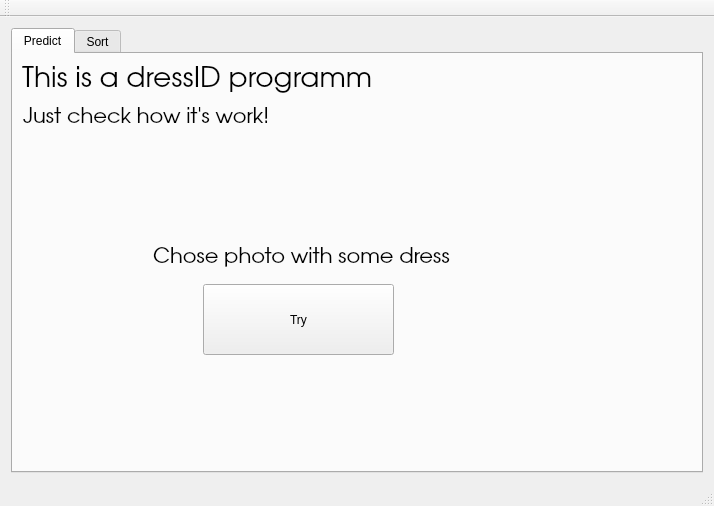
The window that dressid_gui/dressid_gui/model_main.ui (DressID/dressfinder) describes before a commit, drawn with Qt 5.
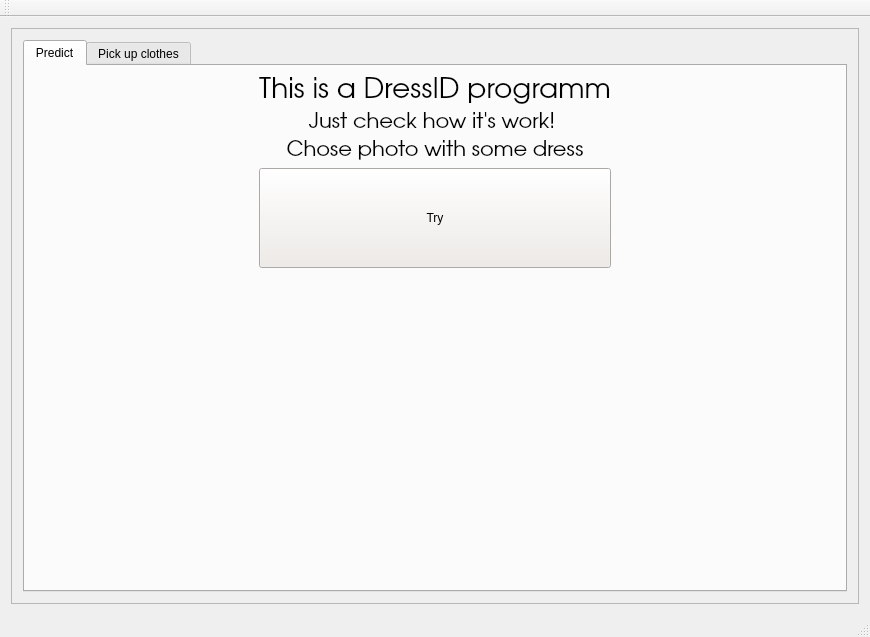
The same window after the commit. The open tabs and pages were chosen to show the change.

What changed in the file:
```diff
--- a/dressid_gui/dressid_gui/model_main.ui
+++ b/dressid_gui/dressid_gui/model_main.ui
@@ -6,222 +6,886 @@
    <rect>
     <x>0</x>
     <y>0</y>
-    <width>714</width>
-    <height>506</height>
+    <width>870</width>
+    <height>637</height>
    </rect>
   </property>
+  <property name="sizePolicy">
+   <sizepolicy hsizetype="Minimum" vsizetype="Minimum">
+    <horstretch>0</horstretch>
+    <verstretch>0</verstretch>
+   </sizepolicy>
+  </property>
   <property name="windowTitle">
    <string>DressID</string>
   </property>
   <widget class="QWidget" name="centralWidget">
+   <property name="enabled">
+    <bool>true</bool>
+   </property>
    <layout class="QGridLayout" name="gridLayout_2">
     <item row="0" column="0">
-     <widget class="QTabWidget" name="tabWidget">
-      <property name="currentIndex">
-       <number>1</number>
+     <widget class="QScrollArea" name="scrollArea">
+      <property name="widgetResizable">
+       <bool>true</bool>
       </property>
-      <widget class="QWidget" name="tab">
-       <attribute name="title">
-        <string>Predict</string>
-       </attribute>
-       <widget class="QLabel" name="label">
-        <property name="geometry">
-         <rect>
-          <x>9</x>
-          <y>9</y>
-          <width>352</width>
-          <height>35</height>
-         </rect>
-        </property>
-        <property name="font">
-         <font>
-          <family>URW Gothic L</family>
-          <pointsize>21</pointsize>
-         </font>
-        </property>
-        <property name="text">
-         <string>This is a dressID programm</string>
-        </property>
-       </widget>
-       <widget class="QLabel" name="label_2">
-        <property name="geometry">
-         <rect>
-          <x>10</x>
-          <y>50</y>
-          <width>254</width>
-          <height>27</height>
-         </rect>
-        </property>
-        <property name="font">
-         <font>
-          <family>URW Gothic L</family>
-          <pointsize>16</pointsize>
-         </font>
-        </property>
-        <property name="text">
-         <string>Just check how it's work! </string>
-        </property>
-        <property name="textFormat">
-         <enum>Qt::PlainText</enum>
-        </property>
-       </widget>
-       <widget class="QLabel" name="label_3">
-        <property name="geometry">
-         <rect>
-          <x>140</x>
-          <y>190</y>
-          <width>298</width>
-          <height>27</height>
-         </rect>
-        </property>
-        <property name="font">
-         <font>
-          <family>URW Gothic L</family>
-          <pointsize>16</pointsize>
-         </font>
-        </property>
-        <property name="text">
-         <string>Chose photo with some dress</string>
-        </property>
-        <property name="textFormat">
-         <enum>Qt::PlainText</enum>
-        </property>
-       </widget>
-       <widget class="QPushButton" name="btnOnePic">
-        <property name="geometry">
-         <rect>
-          <x>190</x>
-          <y>230</y>
-          <width>191</width>
-          <height>71</height>
-         </rect>
-        </property>
-        <property name="text">
-         <string>Try</string>
-        </property>
-        <property name="shortcut">
-         <string>Shift+F4</string>
-        </property>
-       </widget>
-      </widget>
-      <widget class="QWidget" name="tab_2">
-       <attribute name="title">
-        <string>Sort</string>
-       </attribute>
-       <widget class="QPushButton" name="btnSort">
-        <property name="geometry">
-         <rect>
-          <x>420</x>
-          <y>100</y>
-          <width>121</width>
-          <height>31</height>
-         </rect>
-        </property>
-        <property name="text">
-         <string>Sort!</string>
-        </property>
-       </widget>
-       <widget class="QLineEdit" name="edt1">
-        <property name="geometry">
-         <rect>
-          <x>40</x>
-          <y>100</y>
-          <width>341</width>
-          <height>31</height>
-         </rect>
-        </property>
-       </widget>
-       <widget class="QLabel" name="label_4">
-        <property name="geometry">
-         <rect>
-          <x>10</x>
-          <y>10</y>
-          <width>481</width>
-          <height>35</height>
-         </rect>
-        </property>
-        <property name="font">
-         <font>
-          <family>URW Gothic L</family>
-          <pointsize>21</pointsize>
-         </font>
-        </property>
-        <property name="text">
-         <string>Here you can sort all your clothes</string>
-        </property>
-       </widget>
-       <widget class="QLabel" name="label_5">
-        <property name="geometry">
-         <rect>
-          <x>10</x>
-          <y>50</y>
-          <width>461</width>
-          <height>27</height>
-         </rect>
-        </property>
-        <property name="font">
-         <font>
-          <family>URW Gothic L</family>
-          <pointsize>16</pointsize>
-         </font>
-        </property>
-        <property name="text">
-         <string>If you don't see the difference</string>
-        </property>
-        <property name="textFormat">
-         <enum>Qt::PlainText</enum>
-        </property>
-       </widget>
-       <widget class="QListWidget" name="lst1">
-        <property name="geometry">
-         <rect>
-          <x>10</x>
-          <y>150</y>
-          <width>111</width>
-          <height>192</height>
-         </rect>
-        </property>
-       </widget>
-       <widget class="QListWidget" name="lst2">
-        <property name="geometry">
-         <rect>
-          <x>130</x>
-          <y>150</y>
-          <width>111</width>
-          <height>192</height>
-         </rect>
-        </property>
-       </widget>
-       <widget class="QListWidget" name="lst3">
-        <property name="geometry">
-         <rect>
-          <x>250</x>
-          <y>150</y>
-          <width>111</width>
-          <height>192</height>
-         </rect>
-        </property>
-       </widget>
-       <widget class="QListWidget" name="lst4">
-        <property name="geometry">
-         <rect>
-          <x>370</x>
-          <y>150</y>
-          <width>111</width>
-          <height>192</height>
-         </rect>
-        </property>
-       </widget>
-       <widget class="QListWidget" name="lst5">
-        <property name="geometry">
-         <rect>
-          <x>490</x>
-          <y>150</y>
-          <width>111</width>
-          <height>192</height>
-         </rect>
-        </property>
-       </widget>
+      <widget class="QWidget" name="scrollAreaWidgetContents">
+       <property name="geometry">
+        <rect>
+         <x>0</x>
+         <y>0</y>
+         <width>850</width>
+         <height>556</height>
+        </rect>
+       </property>
+       <layout class="QGridLayout" name="gridLayout_4">
+        <item row="0" column="0">
+         <widget class="QTabWidget" name="tabWidget">
+          <property name="currentIndex">
+           <number>0</number>
+          </property>
+          <widget class="QWidget" name="tab">
+           <attribute name="title">
+            <string>Predict</string>
+           </attribute>
+           <layout class="QGridLayout" name="gridLayout_3">
+            <item row="5" column="1" colspan="3">
+             <layout class="QGridLayout" name="gridLayout" rowminimumheight="0">
+              <property name="sizeConstraint">
+               <enum>QLayout::SetDefaultConstraint</enum>
+              </property>
+              <property name="leftMargin">
+               <number>0</number>
+              </property>
+              <property name="topMargin">
+               <number>1</number>
+              </property>
+              <property name="horizontalSpacing">
+               <number>5</number>
+              </property>
+              <property name="verticalSpacing">
+               <number>6</number>
+              </property>
+              <item row="0" column="3">
+               <spacer name="horizontalSpacer_4">
+                <property name="orientation">
+                 <enum>Qt::Horizontal</enum>
+                </property>
+                <property name="sizeType">
+                 <enum>QSizePolicy::Fixed</enum>
+                </property>
+                <property name="sizeHint" stdset="0">
+                 <size>
+                  <width>100</width>
+                  <height>20</height>
+                 </size>
+                </property>
+               </spacer>
+              </item>
+              <item row="0" column="2">
+               <spacer name="horizontalSpacer_3">
+                <property name="orientation">
+                 <enum>Qt::Horizontal</enum>
+                </property>
+                <property name="sizeType">
+                 <enum>QSizePolicy::Fixed</enum>
+                </property>
+                <property name="sizeHint" stdset="0">
+                 <size>
+                  <width>100</width>
+                  <height>20</height>
+                 </size>
+                </property>
+               </spacer>
+              </item>
+              <item row="0" column="0">
+               <spacer name="horizontalSpacer">
+                <property name="orientation">
+                 <enum>Qt::Horizontal</enum>
+                </property>
+                <property name="sizeType">
+                 <enum>QSizePolicy::Fixed</enum>
+                </property>
+                <property name="sizeHint" stdset="0">
+                 <size>
+                  <width>100</width>
+                  <height>20</height>
+                 </size>
+                </property>
+               </spacer>
+              </item>
+              <item row="0" column="1">
+               <spacer name="horizontalSpacer_2">
+                <property name="orientation">
+                 <enum>Qt::Horizontal</enum>
+                </property>
+                <property name="sizeType">
+                 <enum>QSizePolicy::Fixed</enum>
+                </property>
+                <property name="sizeHint" stdset="0">
+                 <size>
+                  <width>100</width>
+                  <height>20</height>
+                 </size>
+                </property>
+               </spacer>
+              </item>
+              <item row="0" column="4">
+               <spacer name="horizontalSpacer_5">
+                <property name="orientation">
+                 <enum>Qt::Horizontal</enum>
+                </property>
+                <property name="sizeType">
+                 <enum>QSizePolicy::Fixed</enum>
+                </property>
+                <property name="sizeHint" stdset="0">
+                 <size>
+                  <width>100</width>
+                  <height>20</height>
+                 </size>
+                </property>
+               </spacer>
+              </item>
+             </layout>
+            </item>
+            <item row="0" column="2">
+             <widget class="QLabel" name="label">
+              <property name="font">
+               <font>
+                <family>URW Gothic L</family>
+                <pointsize>21</pointsize>
+                <weight>50</weight>
+                <bold>false</bold>
+               </font>
+              </property>
+              <property name="text">
+               <string>This is a DressID programm</string>
+              </property>
+              <property name="alignment">
+               <set>Qt::AlignCenter</set>
+              </property>
+             </widget>
+            </item>
+            <item row="0" column="3">
+             <spacer name="horizontalSpacer_7">
+              <property name="orientation">
+               <enum>Qt::Horizontal</enum>
+              </property>
+              <property name="sizeHint" stdset="0">
+               <size>
+                <width>40</width>
+                <height>20</height>
+               </size>
+              </property>
+             </spacer>
+            </item>
+            <item row="4" column="2">
+             <widget class="QPushButton" name="btnOnePic">
+              <property name="minimumSize">
+               <size>
+                <width>150</width>
+                <height>100</height>
+               </size>
+              </property>
+              <property name="baseSize">
+               <size>
+                <width>150</width>
+                <height>100</height>
+               </size>
+              </property>
+              <property name="palette">
+               <palette>
+                <active>
+                 <colorrole role="WindowText">
+                  <brush brushstyle="SolidPattern">
+                   <color alpha="255">
+                    <red>0</red>
+                    <green>0</green>
+                    <blue>0</blue>
+                   </color>
+                  </brush>
+                 </colorrole>
+                 <colorrole role="Button">
+                  <brush brushstyle="SolidPattern">
+                   <color alpha="255">
+                    <red>239</red>
+                    <green>235</green>
+                    <blue>231</blue>
+                   </color>
+                  </brush>
+                 </colorrole>
+                 <colorrole role="Light">
+                  <brush brushstyle="SolidPattern">
+                   <color alpha="255">
+                    <red>255</red>
+                    <green>255</green>
+                    <blue>255</blue>
+                   </color>
+                  </brush>
+                 </colorrole>
+                 <colorrole role="Midlight">
+                  <brush brushstyle="SolidPattern">
+                   <color alpha="255">
+                    <red>247</red>
+                    <green>245</green>
+                    <blue>243</blue>
+                   </color>
+                  </brush>
+                 </colorrole>
+                 <colorrole role="Dark">
+                  <brush brushstyle="SolidPattern">
+                   <color alpha="255">
+                    <red>119</red>
+                    <green>117</green>
+                    <blue>115</blue>
+                   </color>
+                  </brush>
+                 </colorrole>
+                 <colorrole role="Mid">
+                  <brush brushstyle="SolidPattern">
+                   <color alpha="255">
+                    <red>159</red>
+                    <green>157</green>
+                    <blue>154</blue>
+                   </color>
+                  </brush>
+                 </colorrole>
+                 <colorrole role="Text">
+                  <brush brushstyle="SolidPattern">
+                   <color alpha="255">
+                    <red>0</red>
+                    <green>0</green>
+                    <blue>0</blue>
+                   </color>
+                  </brush>
+                 </colorrole>
+                 <colorrole role="BrightText">
+                  <brush brushstyle="SolidPattern">
+                   <color alpha="255">
+                    <red>255</red>
+                    <green>255</green>
+                    <blue>255</blue>
+                   </color>
+                  </brush>
+                 </colorrole>
+                 <colorrole role="ButtonText">
+                  <brush brushstyle="SolidPattern">
+                   <color alpha="255">
+                    <red>0</red>
+                    <green>0</green>
+                    <blue>0</blue>
+                   </color>
+                  </brush>
+                 </colorrole>
+                 <colorrole role="Base">
+                  <brush brushstyle="SolidPattern">
+                   <color alpha="255">
+                    <red>255</red>
+                    <green>255</green>
+                    <blue>255</blue>
+                   </color>
+                  </brush>
+                 </colorrole>
+                 <colorrole role="Window">
+                  <brush brushstyle="SolidPattern">
+                   <color alpha="255">
+                    <red>239</red>
+                    <green>235</green>
+                    <blue>231</blue>
+                   </color>
+                  </brush>
+                 </colorrole>
+                 <colorrole role="Shadow">
+                  <brush brushstyle="SolidPattern">
+                   <color alpha="255">
+                    <red>0</red>
+                    <green>0</green>
+                    <blue>0</blue>
+                   </color>
+                  </brush>
+                 </colorrole>
+                 <colorrole role="AlternateBase">
+                  <brush brushstyle="SolidPattern">
+                   <color alpha="255">
+                    <red>247</red>
+                    <green>245</green>
+                    <blue>243</blue>
+                   </color>
+                  </brush>
+                 </colorrole>
+                 <colorrole role="ToolTipBase">
+                  <brush brushstyle="SolidPattern">
+                   <color alpha="255">
+                    <red>255</red>
+                    <green>255</green>
+                    <blue>220</blue>
+                   </color>
+                  </brush>
+                 </colorrole>
+                 <colorrole role="ToolTipText">
+                  <brush brushstyle="SolidPattern">
+                   <color alpha="255">
+                    <red>0</red>
+                    <green>0</green>
+                    <blue>0</blue>
+                   </color>
+                  </brush>
+                 </colorrole>
+                </active>
+                <inactive>
+                 <colorrole role="WindowText">
+                  <brush brushstyle="SolidPattern">
+                   <color alpha="255">
+                    <red>0</red>
+                    <green>0</green>
+                    <blue>0</blue>
+                   </color>
+                  </brush>
+                 </colorrole>
+                 <colorrole role="Button">
+                  <brush brushstyle="SolidPattern">
+                   <color alpha="255">
+                    <red>239</red>
+                    <green>235</green>
+                    <blue>231</blue>
+                   </color>
+                  </brush>
+                 </colorrole>
+                 <colorrole role="Light">
+                  <brush brushstyle="SolidPattern">
+                   <color alpha="255">
+                    <red>255</red>
+                    <green>255</green>
+                    <blue>255</blue>
+                   </color>
+                  </brush>
+                 </colorrole>
+                 <colorrole role="Midlight">
+                  <brush brushstyle="SolidPattern">
+                   <color alpha="255">
+                    <red>247</red>
+                    <green>245</green>
+                    <blue>243</blue>
+                   </color>
+                  </brush>
+                 </colorrole>
+                 <colorrole role="Dark">
+                  <brush brushstyle="SolidPattern">
+                   <color alpha="255">
+                    <red>119</red>
+                    <green>117</green>
+                    <blue>115</blue>
+                   </color>
+                  </brush>
+                 </colorrole>
+                 <colorrole role="Mid">
+                  <brush brushstyle="SolidPattern">
+                   <color alpha="255">
+                    <red>159</red>
+                    <green>157</green>
+                    <blue>154</blue>
+                   </color>
+                  </brush>
+                 </colorrole>
+                 <colorrole role="Text">
+                  <brush brushstyle="SolidPattern">
+                   <color alpha="255">
+                    <red>0</red>
+                    <green>0</green>
+                    <blue>0</blue>
+                   </color>
+                  </brush>
+                 </colorrole>
+                 <colorrole role="BrightText">
+                  <brush brushstyle="SolidPattern">
+                   <color alpha="255">
+                    <red>255</red>
+                    <green>255</green>
+                    <blue>255</blue>
+                   </color>
+                  </brush>
+                 </colorrole>
+                 <colorrole role="ButtonText">
+                  <brush brushstyle="SolidPattern">
+                   <color alpha="255">
+                    <red>0</red>
+                    <green>0</green>
+                    <blue>0</blue>
+                   </color>
+                  </brush>
+                 </colorrole>
+                 <colorrole role="Base">
+                  <brush brushstyle="SolidPattern">
+                   <color alpha="255">
+                    <red>255</red>
+                    <green>255</green>
+                    <blue>255</blue>
+                   </color>
+                  </brush>
+                 </colorrole>
+                 <colorrole role="Window">
+                  <brush brushstyle="SolidPattern">
+                   <color alpha="255">
+                    <red>239</red>
+                    <green>235</green>
+                    <blue>231</blue>
+                   </color>
+                  </brush>
+                 </colorrole>
+                 <colorrole role="Shadow">
+                  <brush brushstyle="SolidPattern">
+                   <color alpha="255">
+                    <red>0</red>
+                    <green>0</green>
+                    <blue>0</blue>
+                   </color>
+                  </brush>
+                 </colorrole>
+                 <colorrole role="AlternateBase">
+                  <brush brushstyle="SolidPattern">
+                   <color alpha="255">
+                    <red>247</red>
+                    <green>245</green>
+                    <blue>243</blue>
+                   </color>
+                  </brush>
+                 </colorrole>
+                 <colorrole role="ToolTipBase">
+                  <brush brushstyle="SolidPattern">
+                   <color alpha="255">
+                    <red>255</red>
+                    <green>255</green>
+                    <blue>220</blue>
+                   </color>
+                  </brush>
+                 </colorrole>
+                 <colorrole role="ToolTipText">
+                  <brush brushstyle="SolidPattern">
+                   <color alpha="255">
+                    <red>0</red>
+                    <green>0</green>
+                    <blue>0</blue>
+                   </color>
+                  </brush>
+                 </colorrole>
+                </inactive>
+                <disabled>
+                 <colorrole role="WindowText">
+                  <brush brushstyle="SolidPattern">
+                   <color alpha="255">
+                    <red>119</red>
+                    <green>117</green>
+                    <blue>115</blue>
+                   </color>
+                  </brush>
+                 </colorrole>
+                 <colorrole role="Button">
+                  <brush brushstyle="SolidPattern">
+                   <color alpha="255">
+                    <red>239</red>
+                    <green>235</green>
+                    <blue>231</blue>
+                   </color>
+                  </brush>
+                 </colorrole>
+                 <colorrole role="Light">
+                  <brush brushstyle="SolidPattern">
+                   <color alpha="255">
+                    <red>255</red>
+                    <green>255</green>
+                    <blue>255</blue>
+                   </color>
+                  </brush>
+                 </colorrole>
+                 <colorrole role="Midlight">
+                  <brush brushstyle="SolidPattern">
+                   <color alpha="255">
+                    <red>247</red>
+                    <green>245</green>
+                    <blue>243</blue>
+                   </color>
+                  </brush>
+                 </colorrole>
+                 <colorrole role="Dark">
+                  <brush brushstyle="SolidPattern">
+                   <color alpha="255">
+                    <red>119</red>
+                    <green>117</green>
+                    <blue>115</blue>
+                   </color>
+                  </brush>
+                 </colorrole>
+                 <colorrole role="Mid">
+                  <brush brushstyle="SolidPattern">
+                   <color alpha="255">
+                    <red>159</red>
+                    <green>157</green>
+                    <blue>154</blue>
+                   </color>
+                  </brush>
+                 </colorrole>
+                 <colorrole role="Text">
+                  <brush brushstyle="SolidPattern">
+                   <color alpha="255">
+                    <red>119</red>
+                    <green>117</green>
+                    <blue>115</blue>
+                   </color>
+                  </brush>
+                 </colorrole>
+                 <colorrole role="BrightText">
+                  <brush brushstyle="SolidPattern">
+                   <color alpha="255">
+                    <red>255</red>
+                    <green>255</green>
+                    <blue>255</blue>
+                   </color>
+                  </brush>
+                 </colorrole>
+                 <colorrole role="ButtonText">
+                  <brush brushstyle="SolidPattern">
+                   <color alpha="255">
+                    <red>119</red>
+                    <green>117</green>
+                    <blue>115</blue>
+                   </color>
+                  </brush>
+                 </colorrole>
+                 <colorrole role="Base">
+                  <brush brushstyle="SolidPattern">
+                   <color alpha="255">
+                    <red>239</red>
+                    <green>235</green>
+                    <blue>231</blue>
+                   </color>
+                  </brush>
+                 </colorrole>
+                 <colorrole role="Window">
+                  <brush brushstyle="SolidPattern">
+                   <color alpha="255">
+                    <red>239</red>
+                    <green>235</green>
+                    <blue>231</blue>
+                   </color>
+                  </brush>
+                 </colorrole>
+                 <colorrole role="Shadow">
+                  <brush brushstyle="SolidPattern">
+                   <color alpha="255">
+                    <red>0</red>
+                    <green>0</green>
+                    <blue>0</blue>
+                   </color>
+                  </brush>
+                 </colorrole>
+                 <colorrole role="AlternateBase">
+                  <brush brushstyle="SolidPattern">
+                   <color alpha="255">
+                    <red>239</red>
+                    <green>235</green>
+                    <blue>231</blue>
+                   </color>
+                  </brush>
+                 </colorrole>
+                 <colorrole role="ToolTipBase">
+                  <brush brushstyle="SolidPattern">
+                   <color alpha="255">
+                    <red>255</red>
+                    <green>255</green>
+                    <blue>220</blue>
+                   </color>
+                  </brush>
+                 </colorrole>
+                 <colorrole role="ToolTipText">
+                  <brush brushstyle="SolidPattern">
+                   <color alpha="255">
+                    <red>0</red>
+                    <green>0</green>
+                    <blue>0</blue>
+                   </color>
+                  </brush>
+                 </colorrole>
+                </disabled>
+               </palette>
+              </property>
+              <property name="text">
+               <string>Try</string>
+              </property>
+              <property name="shortcut">
+               <string>Shift+F4</string>
+              </property>
+             </widget>
+            </item>
+            <item row="3" column="2">
+             <widget class="QLabel" name="label_3">
+              <property name="font">
+               <font>
+                <family>URW Gothic L</family>
+                <pointsize>16</pointsize>
+               </font>
+              </property>
+              <property name="text">
+               <string>Chose photo with some dress</string>
+              </property>
+              <property name="textFormat">
+               <enum>Qt::PlainText</enum>
+              </property>
+              <property name="alignment">
+               <set>Qt::AlignCenter</set>
+              </property>
+             </widget>
+            </item>
+            <item row="6" column="1" colspan="3">
+             <spacer name="verticalSpacer">
+              <property name="orientation">
+               <enum>Qt::Vertical</enum>
+              </property>
+              <property name="sizeType">
+               <enum>QSizePolicy::Expanding</enum>
+              </property>
+              <property name="sizeHint" stdset="0">
+               <size>
+                <width>20</width>
+                <height>40</height>
+               </size>
+              </property>
+             </spacer>
+            </item>
+            <item row="0" column="1">
+             <spacer name="horizontalSpacer_6">
+              <property name="orientation">
+               <enum>Qt::Horizontal</enum>
+              </property>
+              <property name="sizeHint" stdset="0">
+               <size>
+                <width>40</width>
+                <height>20</height>
+               </size>
+              </property>
+             </spacer>
+            </item>
+            <item row="2" column="2">
+             <widget class="QLabel" name="label_2">
+              <property name="font">
+               <font>
+                <family>URW Gothic L</family>
+                <pointsize>16</pointsize>
+               </font>
+              </property>
+              <property name="frameShape">
+               <enum>QFrame::NoFrame</enum>
+              </property>
+              <property name="frameShadow">
+               <enum>QFrame::Plain</enum>
+              </property>
+              <property name="text">
+               <string>Just check how it's work! </string>
+              </property>
+              <property name="textFormat">
+               <enum>Qt::PlainText</enum>
+              </property>
+              <property name="alignment">
+               <set>Qt::AlignCenter</set>
+              </property>
+             </widget>
+            </item>
+            <item row="5" column="0">
+             <spacer name="horizontalSpacer_12">
+              <property name="orientation">
+               <enum>Qt::Horizontal</enum>
+              </property>
+              <property name="sizeHint" stdset="0">
+               <size>
+                <width>40</width>
+                <height>20</height>
+               </size>
+              </property>
+             </spacer>
+            </item>
+            <item row="5" column="4">
+             <spacer name="horizontalSpacer_13">
+              <property name="orientation">
+               <enum>Qt::Horizontal</enum>
+              </property>
+              <property name="sizeHint" stdset="0">
+               <size>
+                <width>40</width>
+                <height>20</height>
+               </size>
+              </property>
+             </spacer>
+            </item>
+           </layout>
+          </widget>
+          <widget class="QWidget" name="tab_2">
+           <attribute name="title">
+            <string>Pick up clothes</string>
+           </attribute>
+           <layout class="QGridLayout" name="gridLayout_5">
+            <item row="0" column="1" colspan="3">
+             <widget class="QLabel" name="label_4">
+              <property name="font">
+               <font>
+                <family>URW Gothic L</family>
+                <pointsize>21</pointsize>
+               </font>
+              </property>
+              <property name="text">
+               <string>Here you can pick up clothes</string>
+              </property>
+             </widget>
+            </item>
+            <item row="1" column="2">
+             <widget class="QLabel" name="label_5">
+              <property name="sizePolicy">
+               <sizepolicy hsizetype="Fixed" vsizetype="Preferred">
+                <horstretch>0</horstretch>
+                <verstretch>0</verstretch>
+               </sizepolicy>
+              </property>
+              <property name="font">
+               <font>
+                <family>URW Gothic L</family>
+                <pointsize>16</pointsize>
+               </font>
+              </property>
+              <property name="text">
+               <string>Choose weather</string>
+              </property>
+              <property name="textFormat">
+               <enum>Qt::PlainText</enum>
+              </property>
+             </widget>
+            </item>
+            <item row="2" column="4">
+             <spacer name="horizontalSpacer_11">
+              <property name="orientation">
+               <enum>Qt::Horizontal</enum>
+              </property>
+              <property name="sizeHint" stdset="0">
+               <size>
+                <width>40</width>
+                <height>20</height>
+               </size>
+              </property>
+             </spacer>
+            </item>
+            <item row="4" column="0">
+             <spacer name="verticalSpacer_2">
+              <property name="orientation">
+               <enum>Qt::Vertical</enum>
+              </property>
+              <property name="sizeHint" stdset="0">
+               <size>
+                <width>20</width>
+                <height>40</height>
+               </size>
+              </property>
+             </spacer>
+            </item>
+            <item row="0" column="4">
+             <spacer name="horizontalSpacer_9">
+              <property name="orientation">
+               <enum>Qt::Horizontal</enum>
+              </property>
+              <property name="sizeHint" stdset="0">
+               <size>
+                <width>40</width>
+                <height>20</height>
+               </size>
+              </property>
+             </spacer>
+            </item>
+            <item row="3" column="1" colspan="3">
+             <widget class="QPushButton" name="pushButton">
+              <property name="sizePolicy">
+               <sizepolicy hsizetype="Minimum" vsizetype="Fixed">
+                <horstretch>0</horstretch>
+                <verstretch>0</verstretch>
+               </sizepolicy>
+              </property>
+              <property name="minimumSize">
+               <size>
+                <width>0</width>
+                <height>100</height>
+               </size>
+              </property>
+              <property name="font">
+               <font>
+                <family>URW Gothic L</family>
+                <pointsize>16</pointsize>
+               </font>
+              </property>
+              <property name="text">
+               <string>PICK UP CLOTHES</string>
+              </property>
+              <property name="iconSize">
+               <size>
+                <width>398</width>
+                <height>100</height>
+               </size>
+              </property>
+             </widget>
+            </item>
+            <item row="2" column="2">
+             <widget class="QComboBox" name="comboBox">
+              <property name="minimumSize">
+               <size>
+                <width>0</width>
+                <height>30</height>
+               </size>
+              </property>
+              <property name="layoutDirection">
+               <enum>Qt::LeftToRight</enum>
+              </property>
+              <item>
+               <property name="text">
+                <string>Cold</string>
+               </property>
+              </item>
+              <item>
+               <property name="text">
+                <string>Warm</string>
+               </property>
+              </item>
+              <item>
+               <property name="text">
+                <string>Hot</string>
+               </property>
+              </item>
+             </widget>
+            </item>
+            <item row="2" column="0">
+             <spacer name="horizontalSpacer_10">
+              <property name="orientation">
+               <enum>Qt::Horizontal</enum>
+              </property>
+              <property name="sizeHint" stdset="0">
+               <size>
+                <width>40</width>
+                <height>20</height>
+               </size>
+              </property>
+             </spacer>
+            </item>
+            <item row="0" column="0">
+             <spacer name="horizontalSpacer_8">
+              <property name="orientation">
+               <enum>Qt::Horizontal</enum>
+              </property>
+              <property name="sizeHint" stdset="0">
+               <size>
+                <width>40</width>
+                <height>20</height>
+               </size>
+              </property>
+             </spacer>
+            </item>
+           </layout>
+          </widget>
+         </widget>
+        </item>
+       </layout>
       </widget>
      </widget>
     </item>
```
Left out of the diff: 2 changed lines with no effect on the pictures.
